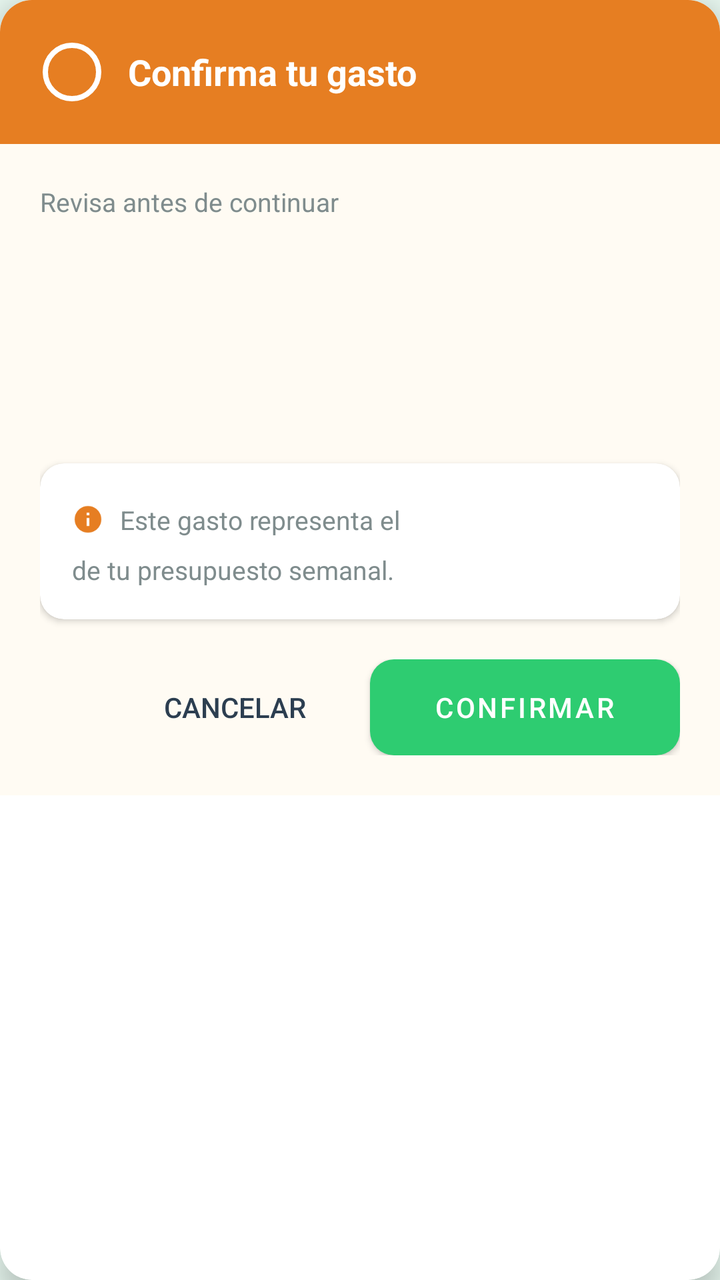
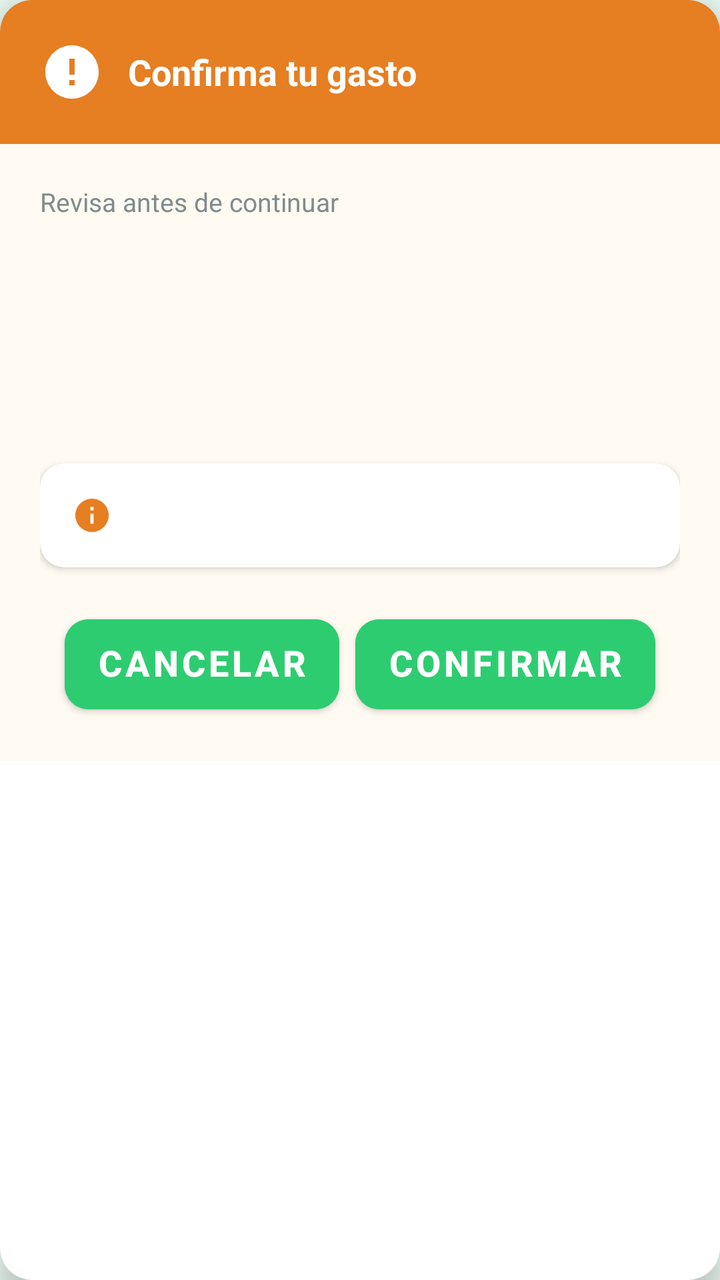

An Android layout rendered at two revisions. The XML below is the earlier revision; the diff shows what the commit changed to produce the second picture.
<!-- AndroidManifest.xml: application theme Theme.Equilibra -->
<!-- res/layout/dialog_confirm_expense.xml -->
<?xml version="1.0" encoding="utf-8"?>
<layout xmlns:android="http://schemas.android.com/apk/res/android"
    xmlns:app="http://schemas.android.com/apk/res-auto">

    <data>
        <variable
            name="amount"
            type="String" />
        <variable
            name="category"
            type="String" />
        <variable
            name="percentage"
            type="Integer" />
    </data>

    <androidx.cardview.widget.CardView
        android:layout_width="match_parent"
        android:layout_height="wrap_content"
        android:layout_margin="24dp"
        app:cardCornerRadius="16dp"
        app:cardElevation="8dp">

        <LinearLayout
            android:layout_width="match_parent"
            android:layout_height="wrap_content"
            android:orientation="vertical"
            android:background="@color/accentLight">

            
            <LinearLayout
                android:layout_width="match_parent"
                android:layout_height="wrap_content"
                android:orientation="horizontal"
                android:gravity="center_vertical"
                android:padding="20dp"
                android:background="@color/accent">

                <ImageView
                    android:layout_width="32dp"
                    android:layout_height="32dp"
                    android:src="@drawable/ic_fea_circle_alert"
                    app:tint="@android:color/white" />

                <TextView
                    android:layout_width="0dp"
                    android:layout_height="wrap_content"
                    android:layout_weight="1"
                    android:layout_marginStart="12dp"
                    android:text="Confirma tu gasto"
                    android:textColor="@android:color/white"
                    android:textSize="18sp"
                    android:textStyle="bold" />

            </LinearLayout>

            
            <LinearLayout
                android:layout_width="match_parent"
                android:layout_height="wrap_content"
                android:orientation="vertical"
                android:padding="20dp">

                
                <TextView
                    android:layout_width="match_parent"
                    android:layout_height="wrap_content"
                    android:text="Revisa antes de continuar"
                    android:textColor="@color/textSecondary"
                    android:textSize="13sp"
                    android:layout_marginBottom="16dp" />

                
                <TextView
                    android:id="@+id/tvAmountLarge"
                    android:layout_width="match_parent"
                    android:layout_height="wrap_content"
                    android:text="@{`€` + amount}"
                    android:textColor="@color/accent"
                    android:textSize="42sp"
                    android:textStyle="bold"
                    android:gravity="center"
                    android:layout_marginBottom="8dp" />

                
                <TextView
                    android:id="@+id/tvCategoryName"
                    android:layout_width="match_parent"
                    android:layout_height="wrap_content"
                    android:text="@{category}"
                    android:textColor="@color/textPrimary"
                    android:textSize="16sp"
                    android:gravity="center"
                    android:layout_marginBottom="20dp" />

                
                <androidx.cardview.widget.CardView
                    android:layout_width="match_parent"
                    android:layout_height="wrap_content"
                    android:layout_marginBottom="20dp"
                    app:cardCornerRadius="12dp"
                    app:cardElevation="2dp"
                    app:cardBackgroundColor="@android:color/white">

                    <LinearLayout
                        android:layout_width="match_parent"
                        android:layout_height="wrap_content"
                        android:orientation="vertical"
                        android:padding="16dp">

                        <LinearLayout
                            android:layout_width="match_parent"
                            android:layout_height="wrap_content"
                            android:orientation="horizontal"
                            android:gravity="center_vertical">

                            <ImageView
                                android:layout_width="16dp"
                                android:layout_height="16dp"
                                android:src="@drawable/ic_info"
                                app:tint="@color/accent" />

                            <TextView
                                android:layout_width="0dp"
                                android:layout_height="wrap_content"
                                android:layout_weight="1"
                                android:layout_marginStart="8dp"
                                android:text="Este gasto representa el"
                                android:textColor="@color/textSecondary"
                                android:textSize="13sp" />

                            <TextView
                                android:id="@+id/tvPercentage"
                                android:layout_width="wrap_content"
                                android:layout_height="wrap_content"
                                android:text="@{percentage + `%`}"
                                android:textColor="@color/accent"
                                android:textSize="18sp"
                                android:textStyle="bold" />

                        </LinearLayout>

                        <TextView
                            android:layout_width="match_parent"
                            android:layout_height="wrap_content"
                            android:layout_marginTop="4dp"
                            android:text="de tu presupuesto semanal."
                            android:textColor="@color/textSecondary"
                            android:textSize="13sp" />

                    </LinearLayout>

                </androidx.cardview.widget.CardView>

                
                <LinearLayout
                    android:layout_width="match_parent"
                    android:layout_height="wrap_content"
                    android:orientation="horizontal"
                    android:gravity="end">

                    <Button
                        android:id="@+id/btnCancel"
                        android:layout_width="wrap_content"
                        android:layout_height="48dp"
                        android:text="Cancelar"
                        android:textColor="@color/textPrimary"
                        android:textSize="14sp"
                        android:paddingStart="24dp"
                        android:paddingEnd="24dp"
                        android:background="?attr/selectableItemBackground"
                        style="@style/Widget.AppCompat.Button.Borderless" />

                    <Button
                        android:id="@+id/btnConfirmExpense"
                        android:layout_width="wrap_content"
                        android:layout_height="48dp"
                        android:layout_marginStart="8dp"
                        android:text="Confirmar"
                        android:textColor="@android:color/white"
                        android:textSize="14sp"
                        android:paddingStart="32dp"
                        android:paddingEnd="32dp"
                        android:background="@drawable/bg_button_primary" />

                </LinearLayout>

            </LinearLayout>

        </LinearLayout>

    </androidx.cardview.widget.CardView>

</layout>
<!-- resources referenced by this layout -->
<resources>
  <color name="accent">#E67E22</color>
  <color name="accentLight">#FFFBF3</color>
  <color name="textPrimary">#2C3E50</color>
  <color name="textSecondary">#7F8C8D</color>
  <!-- drawable bg_button_primary (drawable) -->
  <?xml version="1.0" encoding="utf-8"?>
  <ripple xmlns:android="http://schemas.android.com/apk/res/android"
      android:color="@color/primary_alpha">
  
      <item>
          <selector>
              <item android:state_enabled="false">
                  <shape android:shape="rectangle">
                      <solid android:color="@color/divider" />
                      <corners android:radius="12dp" />
                  </shape>
              </item>
              <item>
                  <shape android:shape="rectangle">
                      <solid android:color="@color/primary" />
                      <corners android:radius="12dp" />
                  </shape>
              </item>
          </selector>
      </item>
  
  </ripple>
  <!-- drawable ic_fea_circle_alert (drawable) -->
  ﻿<vector xmlns:android="http://schemas.android.com/apk/res/android"
      android:width="24dp" android:height="24dp"
      android:viewportWidth="24" android:viewportHeight="24">  <path android:fillColor="#00000000" android:strokeColor="#FF000000" android:strokeWidth="2" android:strokeLineCap="round" android:strokeLineJoin="round" android:pathData="M 2 12 a 10 10 0 1 0 20 0 a 10 10 0 1 0 -20 0" />
  </vector>
  <!-- drawable ic_info (drawable) -->
  <?xml version="1.0" encoding="utf-8"?>
  <vector xmlns:android="http://schemas.android.com/apk/res/android"
      android:width="24dp"
      android:height="24dp"
      android:viewportWidth="24"
      android:viewportHeight="24">
  
      <path
          android:fillColor="@android:color/black"
          android:pathData="M12,2C6.48,2 2,6.48 2,12s4.48,10 10,10 10,-4.48 10,-10S17.52,2 12,2zM13,17h-2v-6h2v6zM13,9h-2V7h2v2z"/>
  
  </vector>
  <style name="Theme.Equilibra" parent="Theme.MaterialComponents.DayNight.NoActionBar">
          <item name="colorPrimary">@color/primary_main</item>
          <item name="colorPrimaryVariant">@color/primary_light</item>
          <item name="colorOnPrimary">@color/white</item>
  
          <item name="colorSecondary">@color/secondary_main</item>
          <item name="colorSecondaryVariant">@color/secondary_light</item>
          <item name="colorOnSecondary">@color/white</item>
  
          <item name="android:statusBarColor">@color/primary_light</item>
          <item name="android:windowBackground">@color/primary_lightest</item>
  
          <item name="colorAccent">@color/accent_main</item>
      </style>
  <color name="primary_alpha">#332ECC71</color>
  <color name="divider">#EEEEEE</color>
  <color name="primary">#2ECC71</color>
  <color name="primary_main">#2ECC71</color>
  <color name="primary_light">#27AE60</color>
  <color name="white">#FFFFFF</color>
  <color name="secondary_main">#3498DB</color>
  <color name="secondary_light">#5DADE2</color>
  <color name="primary_lightest">#E8F8F0</color>
  <color name="accent_main">#E67E22</color>
</resources>

<!-- the commit's change to res/layout/dialog_confirm_expense.xml (unified diff, before → after) -->
@@ -4,14 +4,8 @@
 
     <data>
         <variable
-            name="amount"
-            type="String" />
-        <variable
-            name="category"
-            type="String" />
-        <variable
-            name="percentage"
-            type="Integer" />
+            name="viewModel"
+            type="asunfdiez.com.equilibra.viewmodels.AddExpenseViewModel" />
     </data>
 
     <androidx.cardview.widget.CardView
@@ -39,7 +33,7 @@
                 <ImageView
                     android:layout_width="32dp"
                     android:layout_height="32dp"
-                    android:src="@drawable/ic_fea_circle_alert"
+                    android:src="@drawable/ic_alert_soft"
                     app:tint="@android:color/white" />
 
                 <TextView
@@ -47,7 +41,7 @@
                     android:layout_height="wrap_content"
                     android:layout_weight="1"
                     android:layout_marginStart="12dp"
-                    android:text="Confirma tu gasto"
+                    android:text="@string/confirm_expense_title"
                     android:textColor="@android:color/white"
                     android:textSize="18sp"
                     android:textStyle="bold" />
@@ -65,7 +59,7 @@
                 <TextView
                     android:layout_width="match_parent"
                     android:layout_height="wrap_content"
-                    android:text="Revisa antes de continuar"
+                    android:text="@string/confirm_expense_description"
                     android:textColor="@color/textSecondary"
                     android:textSize="13sp"
                     android:layout_marginBottom="16dp" />
@@ -75,7 +69,7 @@
                     android:id="@+id/tvAmountLarge"
                     android:layout_width="match_parent"
                     android:layout_height="wrap_content"
-                    android:text="@{`€` + amount}"
+                    android:text='@{viewModel.currentAmount + "€"}'
                     android:textColor="@color/accent"
                     android:textSize="42sp"
                     android:textStyle="bold"
@@ -87,7 +81,7 @@
                     android:id="@+id/tvCategoryName"
                     android:layout_width="match_parent"
                     android:layout_height="wrap_content"
-                    android:text="@{category}"
+                    android:text="@{viewModel.selectedCategory.name}"
                     android:textColor="@color/textPrimary"
                     android:textSize="16sp"
                     android:gravity="center"
@@ -105,48 +99,25 @@
                     <LinearLayout
                         android:layout_width="match_parent"
                         android:layout_height="wrap_content"
-                        android:orientation="vertical"
+                        android:orientation="horizontal"
+                        android:gravity="center_vertical"
                         android:padding="16dp">
 
-                        <LinearLayout
-                            android:layout_width="match_parent"
-                            android:layout_height="wrap_content"
-                            android:orientation="horizontal"
-                            android:gravity="center_vertical">
-
-                            <ImageView
-                                android:layout_width="16dp"
-                                android:layout_height="16dp"
-                                android:src="@drawable/ic_info"
-                                app:tint="@color/accent" />
-
-                            <TextView
-                                android:layout_width="0dp"
-                                android:layout_height="wrap_content"
-                                android:layout_weight="1"
-                                android:layout_marginStart="8dp"
-                                android:text="Este gasto representa el"
-                                android:textColor="@color/textSecondary"
-                                android:textSize="13sp" />
-
-                            <TextView
-                                android:id="@+id/tvPercentage"
-                                android:layout_width="wrap_content"
-                                android:layout_height="wrap_content"
-                                android:text="@{percentage + `%`}"
-                                android:textColor="@color/accent"
-                                android:textSize="18sp"
-                                android:textStyle="bold" />
-
-                        </LinearLayout>
+                        <ImageView
+                            android:layout_width="20dp"
+                            android:layout_height="20dp"
+                            android:src="@drawable/ic_info"
+                            app:tint="@color/accent" />
 
                         <TextView
-                            android:layout_width="match_parent"
+                            android:id="@+id/tvPercentageMessage"
+                            android:layout_width="0dp"
                             android:layout_height="wrap_content"
-                            android:layout_marginTop="4dp"
-                            android:text="de tu presupuesto semanal."
-                            android:textColor="@color/textSecondary"
-                            android:textSize="13sp" />
+                            android:layout_weight="1"
+                            android:layout_marginStart="12dp"
+                            android:text="@{@string/percentage_budget(viewModel.budgetPercentage)}"
+                            android:textColor="@color/textPrimary"
+                            android:textSize="14sp" />
 
                     </LinearLayout>
 
@@ -157,31 +128,22 @@
                     android:layout_width="match_parent"
                     android:layout_height="wrap_content"
                     android:orientation="horizontal"
-                    android:gravity="end">
+                    android:gravity="center">
 
-                    <Button
+                    <com.google.android.material.button.MaterialButton
+                        style="@style/Equilibra.Button.Primary"
                         android:id="@+id/btnCancel"
                         android:layout_width="wrap_content"
-                        android:layout_height="48dp"
-                        android:text="Cancelar"
-                        android:textColor="@color/textPrimary"
-                        android:textSize="14sp"
-                        android:paddingStart="24dp"
-                        android:paddingEnd="24dp"
-                        android:background="?attr/selectableItemBackground"
-                        style="@style/Widget.AppCompat.Button.Borderless" />
+                        android:layout_height="wrap_content"
+                        android:text="@string/cancel" />
 
-                    <Button
+                    <com.google.android.material.button.MaterialButton
+                        style="@style/Equilibra.Button.Primary"
                         android:id="@+id/btnConfirmExpense"
                         android:layout_width="wrap_content"
-                        android:layout_height="48dp"
+                        android:layout_height="wrap_content"
                         android:layout_marginStart="8dp"
-                        android:text="Confirmar"
-                        android:textColor="@android:color/white"
-                        android:textSize="14sp"
-                        android:paddingStart="32dp"
-                        android:paddingEnd="32dp"
-                        android:background="@drawable/bg_button_primary" />
+                        android:text="@string/confirm" />
 
                 </LinearLayout>
 
<!-- resource entries referenced after the edit -->
@@ -4,33 +4,16 @@
   <color name="accentLight">#FFFBF3</color>
   <color name="textPrimary">#2C3E50</color>
   <color name="textSecondary">#7F8C8D</color>
-  <!-- drawable bg_button_primary (drawable) -->
+  <!-- drawable ic_alert_soft (drawable) -->
   <?xml version="1.0" encoding="utf-8"?>
-  <ripple xmlns:android="http://schemas.android.com/apk/res/android"
-      android:color="@color/primary_alpha">
-  
-      <item>
-          <selector>
-              <item android:state_enabled="false">
-                  <shape android:shape="rectangle">
-                      <solid android:color="@color/divider" />
-                      <corners android:radius="12dp" />
-                  </shape>
-              </item>
-              <item>
-                  <shape android:shape="rectangle">
-                      <solid android:color="@color/primary" />
-                      <corners android:radius="12dp" />
-                  </shape>
-              </item>
-          </selector>
-      </item>
-  
-  </ripple>
-  <!-- drawable ic_fea_circle_alert (drawable) -->
-  ﻿<vector xmlns:android="http://schemas.android.com/apk/res/android"
-      android:width="24dp" android:height="24dp"
-      android:viewportWidth="24" android:viewportHeight="24">  <path android:fillColor="#00000000" android:strokeColor="#FF000000" android:strokeWidth="2" android:strokeLineCap="round" android:strokeLineJoin="round" android:pathData="M 2 12 a 10 10 0 1 0 20 0 a 10 10 0 1 0 -20 0" />
+  <vector xmlns:android="http://schemas.android.com/apk/res/android"
+      android:width="24dp"
+      android:height="24dp"
+      android:viewportWidth="24"
+      android:viewportHeight="24">
+      <path
+          android:fillColor="#000000"
+          android:pathData="M12,2C6.48,2 2,6.48 2,12s4.48,10 10,10 10,-4.48 10,-10S17.52,2 12,2zM13,17h-2v-2h2v2zM13,13h-2L11,7h2v6z"/>
   </vector>
   <!-- drawable ic_info (drawable) -->
   <?xml version="1.0" encoding="utf-8"?>
@@ -45,6 +28,24 @@
           android:pathData="M12,2C6.48,2 2,6.48 2,12s4.48,10 10,10 10,-4.48 10,-10S17.52,2 12,2zM13,17h-2v-6h2v6zM13,9h-2V7h2v2z"/>
   
   </vector>
+  <string name="cancel">Cancelar</string>
+  <string name="confirm">Confirmar</string>
+  <string name="confirm_expense_description">Revisa antes de continuar</string>
+  <string name="confirm_expense_title">Confirma tu gasto</string>
+  <string name="percentage_budget">Este gasto representa el %1$d%% de tu presupuesto semanal</string>
+  <style name="Equilibra.Button.Primary" parent="Widget.MaterialComponents.Button">
+          <item name="android:backgroundTint">@color/primary</item>
+          <item name="cornerRadius">12dp</item>
+          <item name="android:textColor">@android:color/white</item>
+          <item name="android:textSize">18sp</item>
+          <item name="android:textStyle">bold</item>
+          <item name="android:minHeight">56dp</item>
+          <item name="android:paddingLeft">16dp</item>
+          <item name="android:paddingRight">16dp</item>
+          <item name="android:paddingTop">12dp</item>
+          <item name="android:paddingBottom">12dp</item>
+          <item name="android:includeFontPadding">false</item>
+      </style>
   <style name="Theme.Equilibra" parent="Theme.MaterialComponents.DayNight.NoActionBar">
           <item name="colorPrimary">@color/primary_main</item>
           <item name="colorPrimaryVariant">@color/primary_light</item>
@@ -59,8 +60,6 @@
   
           <item name="colorAccent">@color/accent_main</item>
       </style>
-  <color name="primary_alpha">#332ECC71</color>
-  <color name="divider">#EEEEEE</color>
   <color name="primary">#2ECC71</color>
   <color name="primary_main">#2ECC71</color>
   <color name="primary_light">#27AE60</color>
